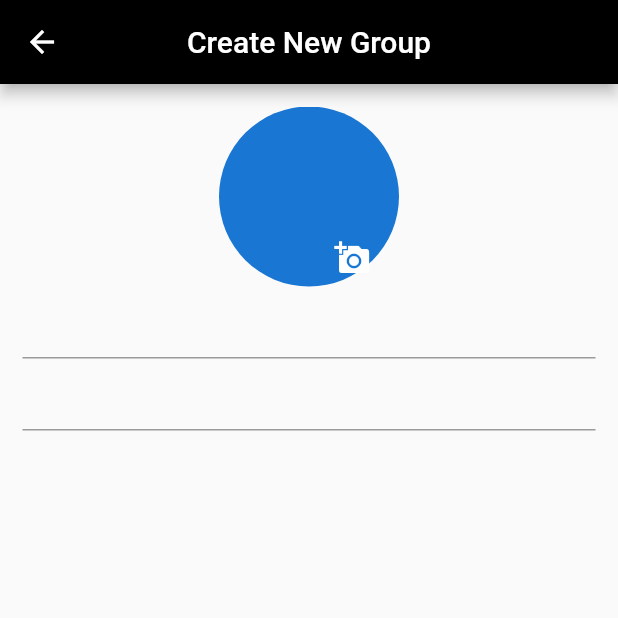
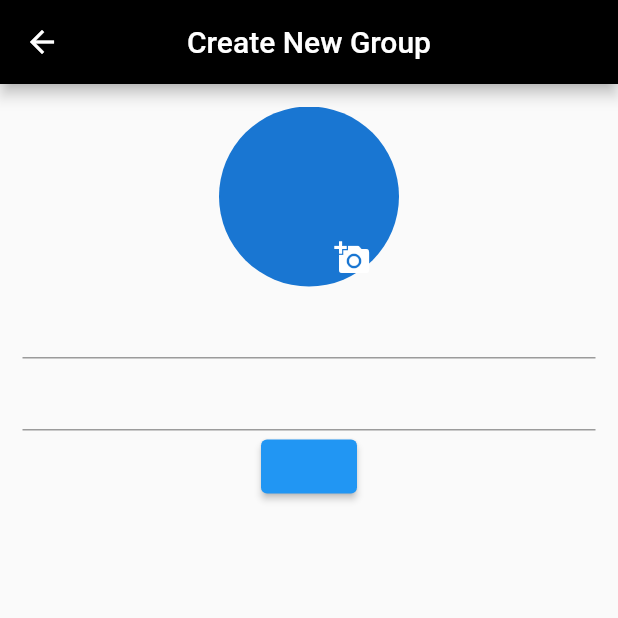
Before and after one commit to danieltefera08/porter, a Flutter app: the Creation screen opened directly, on a phone screen of 412 x 824 dp, the top half of it. Run offline on Flutter 3.47's test engine with Material 2 defaults, Android fonts, the phone set to English and light mode, and no system bars; our stand-ins replace cloud_firestore, firebase_auth, firebase_core, firebase_dynamic_links, firebase_storage, flutter_spinkit and 5 more; accounts and stored records are empty.

Commit message:
update Create_groupPage.dart

```diff
--- a/lib/Screens/Home/Mobilepages/Create_groupPage.dart
+++ b/lib/Screens/Home/Mobilepages/Create_groupPage.dart
@@ -127,7 +127,10 @@ class _CreationState extends State<Creation> {
 
                 ),
                 Center(
-
+                  child: ElevatedButton(
+                    child: Text(""),
+                    onPressed: (){},
+                    ),
                 ),
                     ],
                   ),
```
